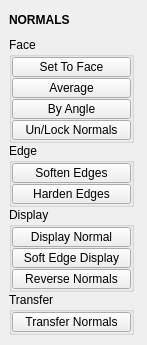
This is tentacle/ui/normals.ui in m3trik/tentacle as Qt 5 draws it before an edit. The edited form follows.
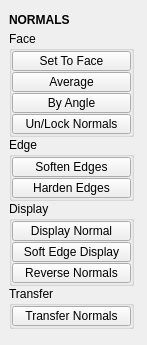
This is the edited form. Custom widgets are drawn as their Qt base class.

The edit to the form file:
```diff
--- a/tentacle/ui/normals.ui
+++ b/tentacle/ui/normals.ui
@@ -40,6 +40,11 @@
   <widget class="QWidget" name="central_widget">
    <layout class="QVBoxLayout" name="verticalLayout_2">
     <item>
+     <layout class="QVBoxLayout" name="verticalLayout">
+      <property name="spacing">
+       <number>0</number>
+      </property>
+      <item>
      <widget class="DraggableHeader" name="draggableHeader">
       <property name="minimumSize">
        <size>
@@ -65,11 +70,6 @@
      </widget>
     </item>
     <item>
-     <layout class="QVBoxLayout" name="verticalLayout">
-      <property name="spacing">
-       <number>0</number>
-      </property>
-      <item>
        <widget class="QGroupBox" name="face">
         <property name="minimumSize">
          <size>
@@ -545,16 +545,16 @@
   </widget>
  </widget>
  <customwidgets>
+  <customwidget>
+   <class>PushButton</class>
+   <extends>QPushButton</extends>
+   <header>widgets.pushbutton.h</header>
+  </customwidget>
   <customwidget>
    <class>DraggableHeader</class>
    <extends>QLabel</extends>
    <header>draggableHeader.h</header>
   </customwidget>
-  <customwidget>
-   <class>PushButton</class>
-   <extends>QPushButton</extends>
-   <header>pushButton.h</header>
-  </customwidget>
  </customwidgets>
  <resources/>
  <connections/>
```
Lines whose indentation alone changed are shown as unchanged.
